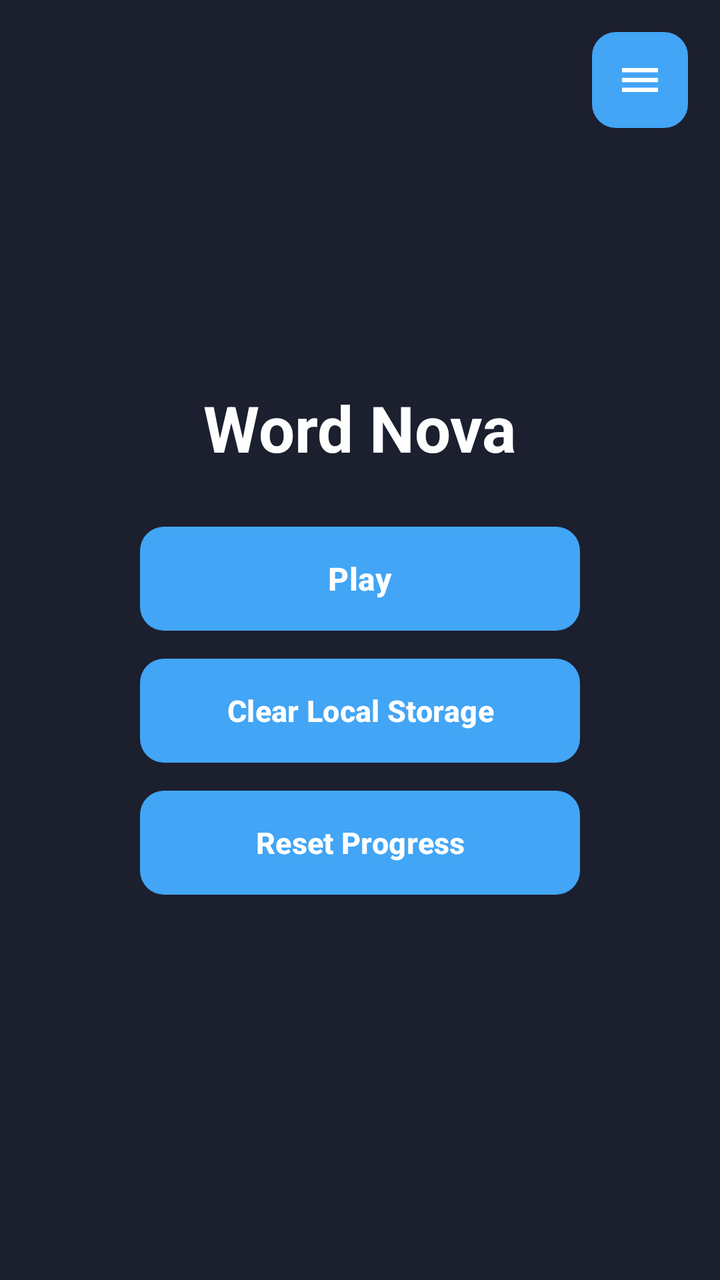
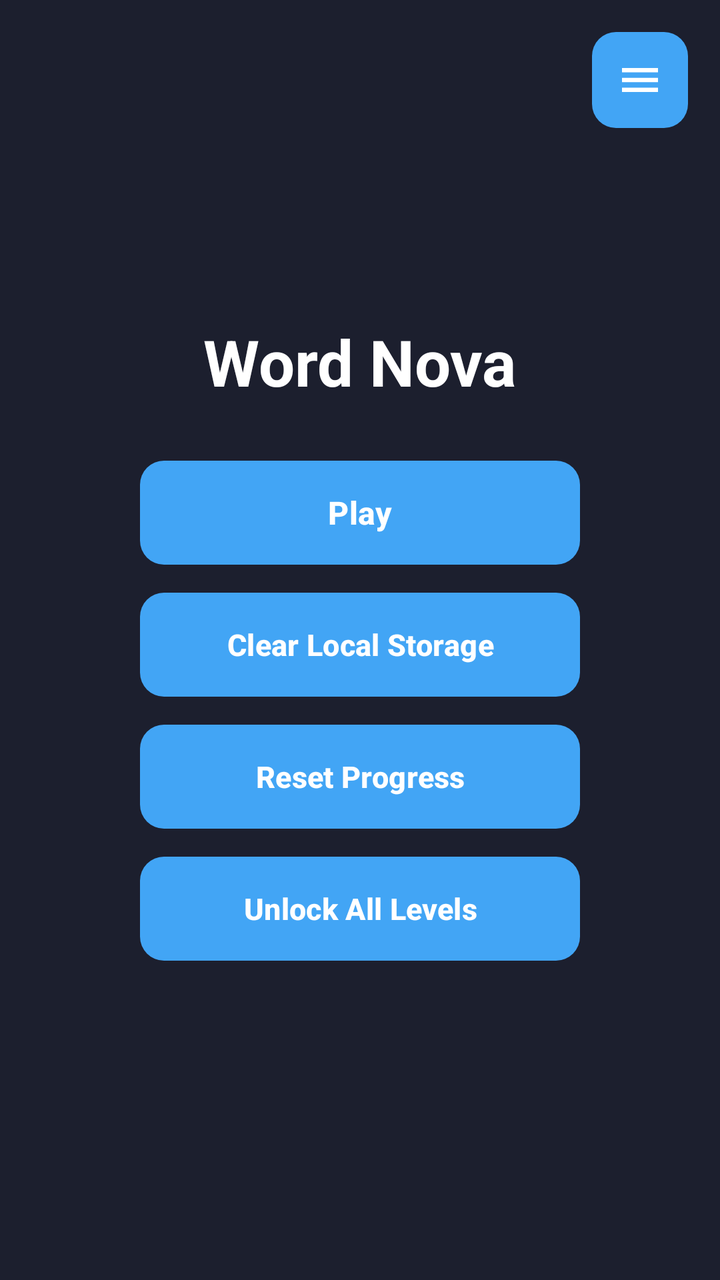

Two renders of the same Android screen: before a commit and after it. Below are the layout's source before the change and the commit's diff.
<!-- AndroidManifest.xml: application theme Theme.WordNova -->
<!-- res/layout/fragment_main_menu.xml -->
<?xml version="1.0" encoding="utf-8"?>
<FrameLayout xmlns:android="http://schemas.android.com/apk/res/android"
    android:id="@+id/main_menu_root"
    android:layout_width="match_parent"
    android:layout_height="match_parent"
    android:background="@color/bg_default"
    android:padding="16dp">

    <ImageButton
        android:id="@+id/btn_hamburger"
        android:layout_width="48dp"
        android:layout_height="48dp"
        android:layout_gravity="top|end"
        android:background="@drawable/bg_btn_blue"
        android:contentDescription="@string/cd_open_menu"
        android:padding="12dp"
        android:scaleType="centerInside"
        android:src="@drawable/ic_hamburger" />

    <LinearLayout
        android:layout_width="220dp"
        android:layout_height="wrap_content"
        android:layout_gravity="center"
        android:gravity="center_horizontal"
        android:orientation="vertical">

        <TextView
            android:id="@+id/tv_main_title"
            android:layout_width="wrap_content"
            android:layout_height="wrap_content"
            android:layout_marginBottom="28dp"
            android:text="@string/main_title"
            android:textColor="@color/white"
            android:textSize="32sp"
            android:textStyle="bold" />

        <Button
            android:id="@+id/btn_play"
            android:layout_width="match_parent"
            android:layout_height="52dp"
            android:layout_marginBottom="14dp"
            android:background="@drawable/bg_btn_blue"
            android:text="@string/btn_play"
            android:textColor="@color/white"
            android:textSize="16sp"
            android:textStyle="bold" />

        <Button
            android:id="@+id/btn_clear_storage"
            android:layout_width="match_parent"
            android:layout_height="52dp"
            android:layout_marginBottom="14dp"
            android:background="@drawable/bg_btn_blue"
            android:text="@string/btn_clear_storage"
            android:textColor="@color/white"
            android:textSize="15sp"
            android:textStyle="bold" />

        <Button
            android:id="@+id/btn_reset_progress"
            android:layout_width="match_parent"
            android:layout_height="52dp"
            android:background="@drawable/bg_btn_blue"
            android:text="@string/btn_reset_progress"
            android:textColor="@color/white"
            android:textSize="15sp"
            android:textStyle="bold" />
    </LinearLayout>
</FrameLayout>
<!-- resources referenced by this layout -->
<resources>
  <color name="bg_default">#FF1C1F2E</color>
  <color name="white">#FFFFFFFF</color>
  <!-- drawable bg_btn_blue (drawable) -->
  <?xml version="1.0" encoding="utf-8"?>
  <ripple xmlns:android="http://schemas.android.com/apk/res/android"
      android:color="#33FFFFFF">
      <item>
          <shape android:shape="rectangle">
              <solid android:color="@color/accent_blue" />
              <corners android:radius="12dp" />
          </shape>
      </item>
  </ripple>
  <!-- drawable ic_hamburger (drawable) -->
  <?xml version="1.0" encoding="utf-8"?>
  <vector xmlns:android="http://schemas.android.com/apk/res/android"
      android:width="24dp"
      android:height="24dp"
      android:viewportWidth="24"
      android:viewportHeight="24">
      <path
          android:fillColor="#FFFFFF"
          android:pathData="M3,6h18v2.2H3V6zM3,10.9h18v2.2H3v-2.2zM3,15.8h18V18H3v-2.2z" />
  </vector>
  <string name="btn_clear_storage">Clear Local Storage</string>
  <string name="btn_play">Play</string>
  <string name="btn_reset_progress">Reset Progress</string>
  <string name="cd_open_menu">Open menu</string>
  <string name="main_title">Word Nova</string>
  <style name="Theme.WordNova" parent="Theme.Material3.Dark.NoActionBar">
          <item name="android:windowBackground">@color/bg_default</item>
          <item name="colorPrimary">@color/accent_blue</item>
          <item name="colorOnPrimary">@color/white</item>
          <item name="android:statusBarColor">@android:color/transparent</item>
          <item name="android:navigationBarColor">@android:color/transparent</item>
      </style>
  <color name="accent_blue">#FF42A5F5</color>
</resources>

<!-- the commit's change to res/layout/fragment_main_menu.xml (unified diff, before → after) -->
@@ -60,10 +60,22 @@
             android:id="@+id/btn_reset_progress"
             android:layout_width="match_parent"
             android:layout_height="52dp"
+            android:layout_marginBottom="14dp"
             android:background="@drawable/bg_btn_blue"
             android:text="@string/btn_reset_progress"
             android:textColor="@color/white"
             android:textSize="15sp"
             android:textStyle="bold" />
+
+        
+        <Button
+            android:id="@+id/btn_unlock_all_levels"
+            android:layout_width="match_parent"
+            android:layout_height="52dp"
+            android:background="@drawable/bg_btn_blue"
+            android:text="@string/btn_unlock_all_levels"
+            android:textColor="@color/white"
+            android:textSize="15sp"
+            android:textStyle="bold" />
     </LinearLayout>
 </FrameLayout>
<!-- resource entries referenced after the edit -->
@@ -27,14 +27,19 @@
   <string name="btn_clear_storage">Clear Local Storage</string>
   <string name="btn_play">Play</string>
   <string name="btn_reset_progress">Reset Progress</string>
+  <string name="btn_unlock_all_levels">Unlock All Levels</string>
   <string name="cd_open_menu">Open menu</string>
   <string name="main_title">Word Nova</string>
   <style name="Theme.WordNova" parent="Theme.Material3.Dark.NoActionBar">
           <item name="android:windowBackground">@color/bg_default</item>
           <item name="colorPrimary">@color/accent_blue</item>
           <item name="colorOnPrimary">@color/white</item>
-          <item name="android:statusBarColor">@android:color/transparent</item>
-          <item name="android:navigationBarColor">@android:color/transparent</item>
+          <item name="android:windowFullscreen">false</item>
+          <item name="android:windowDrawsSystemBarBackgrounds">true</item>
+          <item name="android:windowTranslucentStatus">false</item>
+          <item name="android:windowTranslucentNavigation">false</item>
+          <item name="android:statusBarColor">@color/bg_default</item>
+          <item name="android:navigationBarColor">@color/bg_default</item>
       </style>
   <color name="accent_blue">#FF42A5F5</color>
 </resources>
